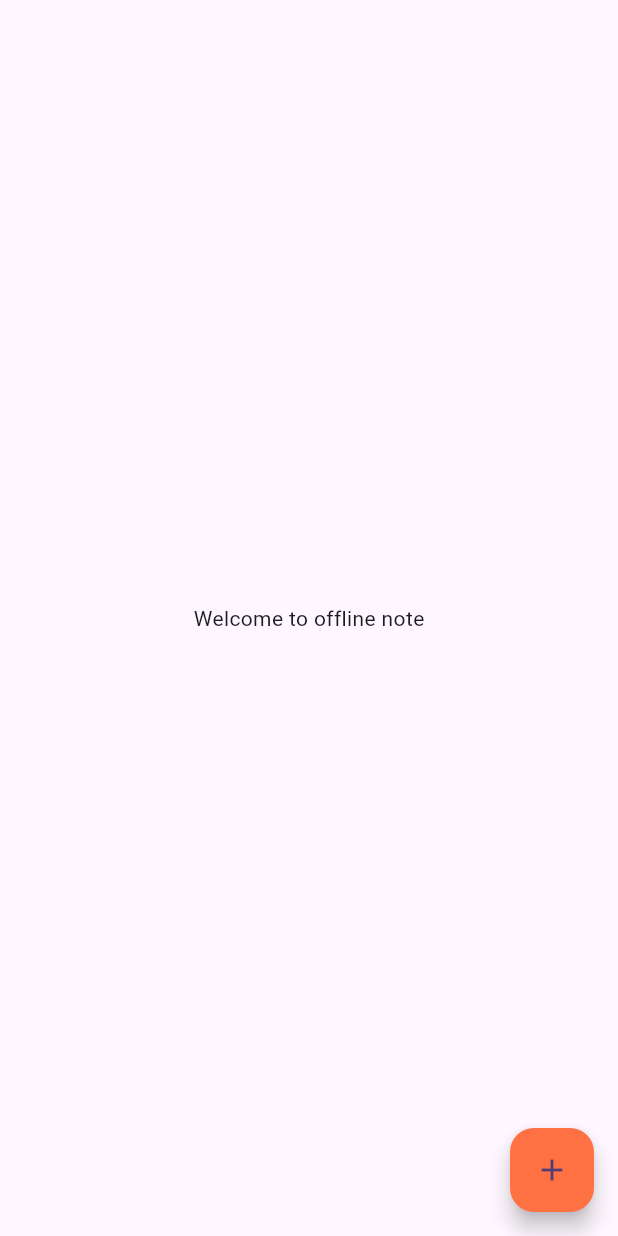
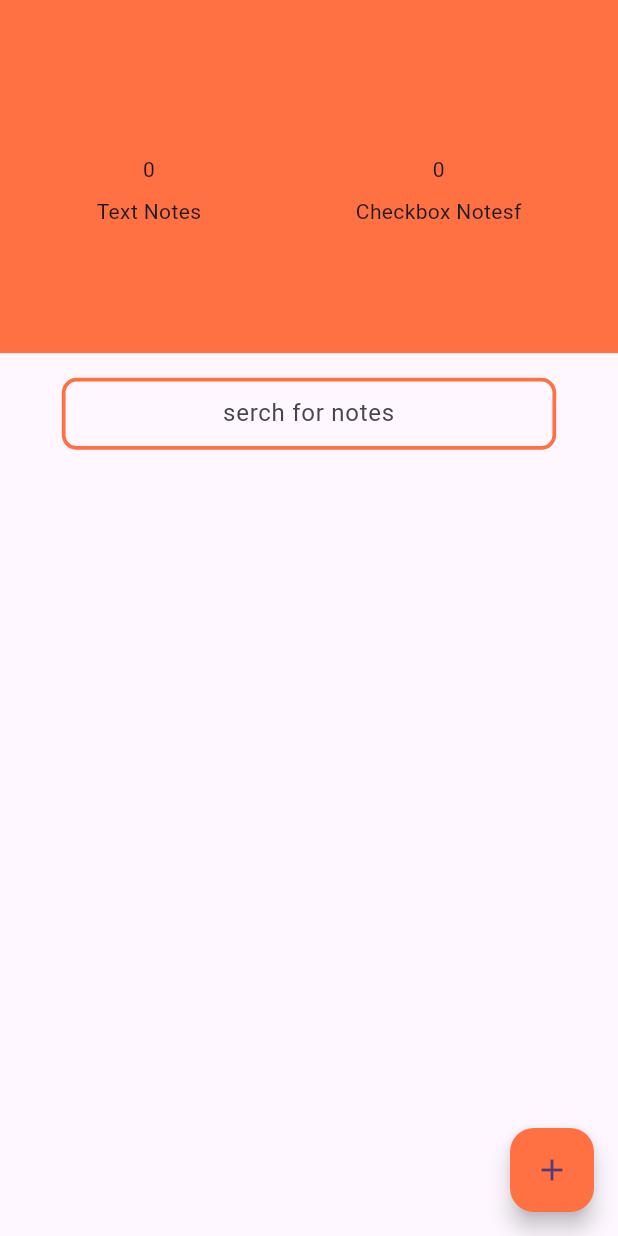
Before and after one commit to MdMonjurMorshed/special_note, a Flutter app: the OfflineNoteLoby screen opened directly, on a phone screen of 412 x 824 dp. Run offline on Flutter 3.47's test engine with Material 3 defaults, Android fonts, the phone set to English and light mode, and no system bars; our stand-ins replace styled_widget; missing offline and left inert: flutter_animated_splash.

Commit message:
ofline note loby design

```diff
--- a/lib/themes/app_color.dart
+++ b/lib/themes/app_color.dart
@@ -1,6 +1,7 @@
 import 'package:flutter/material.dart';
 
 class AppColor {
+  final appThemeColor = Colors.deepOrange.shade400;
   final appBarColor = Colors.deepOrange.shade400;
 
   final buttonColor = Colors.deepOrange.shade400;
--- a/lib/views/ofline_loby.dart
+++ b/lib/views/ofline_loby.dart
@@ -1,14 +1,64 @@
 import 'package:flutter/material.dart';
 import 'package:special_note/themes/theme_data.dart';
+import 'package:styled_widget/styled_widget.dart';
 
 class OfflineNoteLoby extends StatelessWidget {
   const OfflineNoteLoby({super.key});
 
   @override
   Widget build(BuildContext context) {
+    final height = MediaQuery.of(context).size.height;
+    final width = MediaQuery.of(context).size.width;
     return Scaffold(
-      body: Center(
-        child: Text("Welcome to offline note"),
+      body: Column(
+        children: [
+          //  note counts starting
+          SizedBox(
+            child: Row(
+              mainAxisAlignment: MainAxisAlignment.center,
+              children: [
+                Column(
+                  children: [
+                    Text('0').padding(bottom: height / 100),
+                    Text('Text Notes')
+                  ],
+                ).padding(top: height / 8),
+                SizedBox(
+                  width: width / 4,
+                ),
+                Column(
+                  children: [
+                    Text('0').padding(bottom: height / 100),
+                    Text('Checkbox Notesf')
+                  ],
+                ).padding(top: height / 8)
+              ],
+            ),
+          )
+              .backgroundColor(AppTheme.color.appThemeColor)
+              .width(width)
+              .height(height / 3.5),
+
+          // notes count ends
+
+          // search bar starts
+
+          SizedBox(
+              child: TextField(
+            cursorColor: AppTheme.color.appThemeColor,
+            textAlign: TextAlign.center ,
+            decoration: InputDecoration(
+                focusColor: AppTheme.color.appThemeColor,
+                hintText: "serch for notes",
+                border: InputBorder.none),
+          ).decorated(
+            border: Border.all(width: 2.5, color: AppTheme.color.appThemeColor),
+            borderRadius: BorderRadius.circular(10),
+          )).padding(
+              top: height / 50, bottom: height / 150, horizontal: width / 10),
+
+          // search bar ends
+        ],
       ),
       floatingActionButton: FloatingActionButton(
           onPressed: () {},
```
Also changed, not shown: lib/views/online_loby.dart (line endings or trailing spaces).
